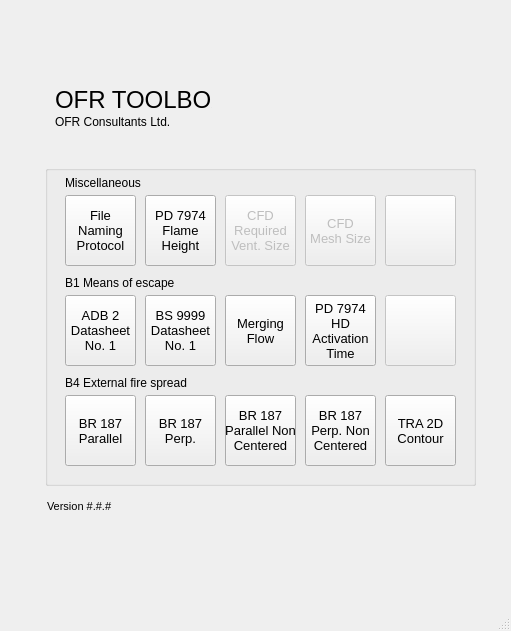
Above: fsetoolsGUI/gui/layout/ui/main.ui from fuyans/fsetoolsGUI before the change. Below: the same form after it.
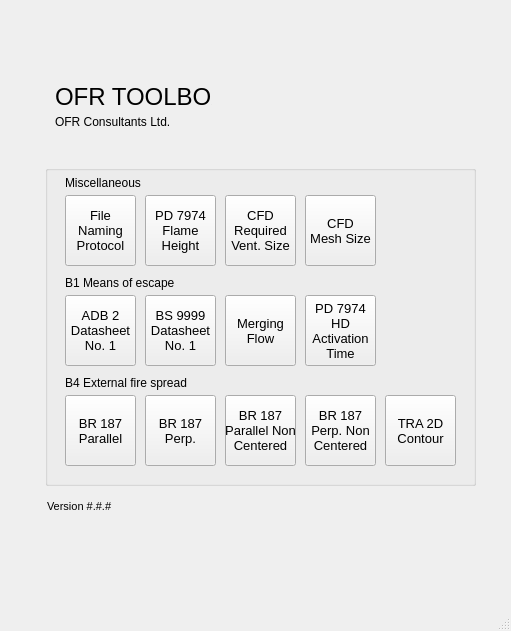
That is the form after the change. Icons and pictures are not drawn.

```diff
--- a/fsetoolsGUI/gui/layout/ui/main.ui
+++ b/fsetoolsGUI/gui/layout/ui/main.ui
@@ -54,7 +54,7 @@
      <property name="geometry">
       <rect>
        <x>10</x>
-       <y>38</y>
+       <y>35</y>
        <width>157</width>
        <height>26</height>
       </rect>
@@ -105,7 +105,7 @@
     <widget class="QLabel" name="label_logo">
      <property name="geometry">
       <rect>
-       <x>225</x>
+       <x>235</x>
        <y>0</y>
        <width>194</width>
        <height>105</height>
@@ -149,39 +149,6 @@
     <property name="title">
      <string/>
     </property>
-    <widget class="QPushButton" name="pushButton">
-     <property name="enabled">
-      <bool>false</bool>
-     </property>
-     <property name="geometry">
-      <rect>
-       <x>340</x>
-       <y>30</y>
-       <width>71</width>
-       <height>71</height>
-      </rect>
-     </property>
-     <property name="minimumSize">
-      <size>
-       <width>71</width>
-       <height>71</height>
-      </size>
-     </property>
-     <property name="maximumSize">
-      <size>
-       <width>71</width>
-       <height>71</height>
-      </size>
-     </property>
-     <property name="font">
-      <font>
-       <pointsize>10</pointsize>
-      </font>
-     </property>
-     <property name="text">
-      <string/>
-     </property>
-    </widget>
     <widget class="QPushButton" name="pushButton_0602_pd7974_flame_height">
      <property name="geometry">
       <rect>
@@ -225,7 +192,7 @@
     </widget>
     <widget class="QPushButton" name="b4_01_br187_parallel_11">
      <property name="enabled">
-      <bool>false</bool>
+      <bool>true</bool>
      </property>
      <property name="geometry">
       <rect>
@@ -301,7 +268,7 @@
     </widget>
     <widget class="QPushButton" name="b4_01_br187_parallel_12">
      <property name="enabled">
-      <bool>false</bool>
+      <bool>true</bool>
      </property>
      <property name="geometry">
       <rect>
@@ -544,45 +511,6 @@
       <bool>true</bool>
      </property>
     </widget>
-    <widget class="QPushButton" name="b4_01_br187_parallel_10">
-     <property name="enabled">
-      <bool>false</bool>
-     </property>
-     <property name="geometry">
-      <rect>
-       <x>340</x>
-       <y>130</y>
-       <width>71</width>
-       <height>71</height>
-      </rect>
-     </property>
-     <property name="minimumSize">
-      <size>
-       <width>71</width>
-       <height>71</height>
-      </size>
-     </property>
-     <property name="maximumSize">
-      <size>
-       <width>71</width>
-       <height>71</height>
-      </size>
-     </property>
-     <property name="font">
-      <font>
-       <pointsize>10</pointsize>
-      </font>
-     </property>
-     <property name="toolTip">
-      <string>Not implemented.</string>
-     </property>
-     <property name="statusTip">
-      <string>Not implemented.</string>
-     </property>
-     <property name="text">
-      <string/>
-     </property>
-    </widget>
     <widget class="QPushButton" name="pushButton_0102_bs9999_datasheet_1">
      <property name="geometry">
       <rect>
@@ -816,7 +744,7 @@
       <rect>
        <x>0</x>
        <y>0</y>
-       <width>416</width>
+       <width>426</width>
        <height>26</height>
       </rect>
      </property>
@@ -843,6 +771,9 @@
      <property name="alignment">
       <set>Qt::AlignLeading|Qt::AlignLeft|Qt::AlignTop</set>
      </property>
+     <property name="wordWrap">
+      <bool>true</bool>
+     </property>
     </widget>
    </widget>
   </widget>
```
Left out of the diff: 2 changed lines with no effect on the pictures.
